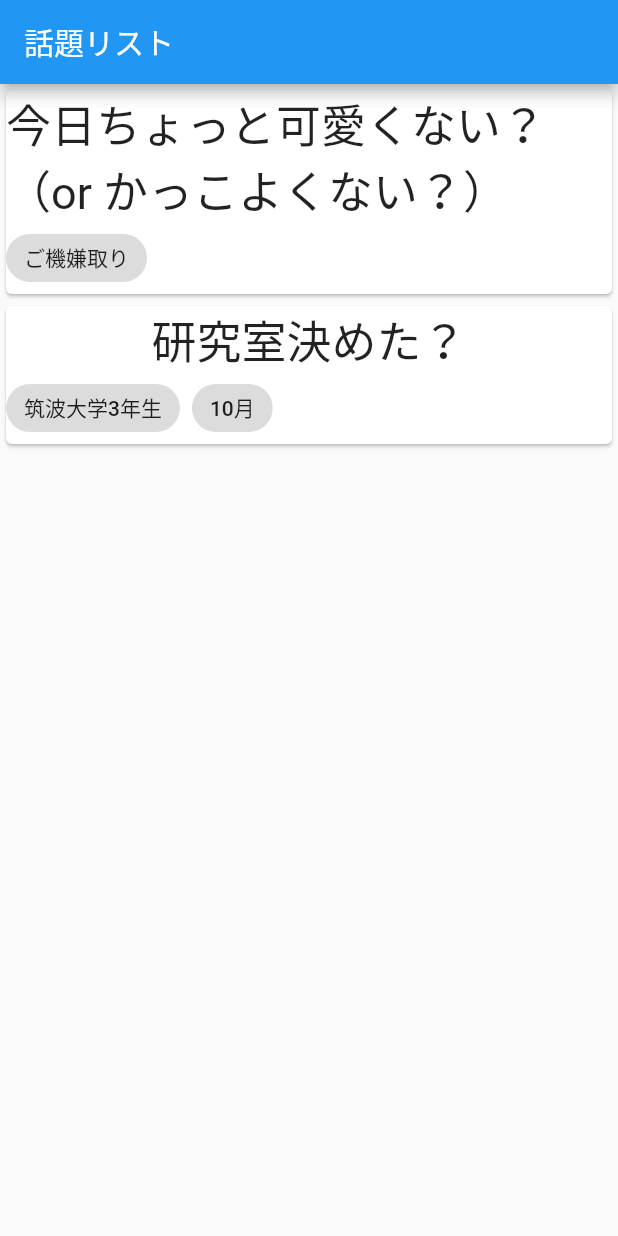
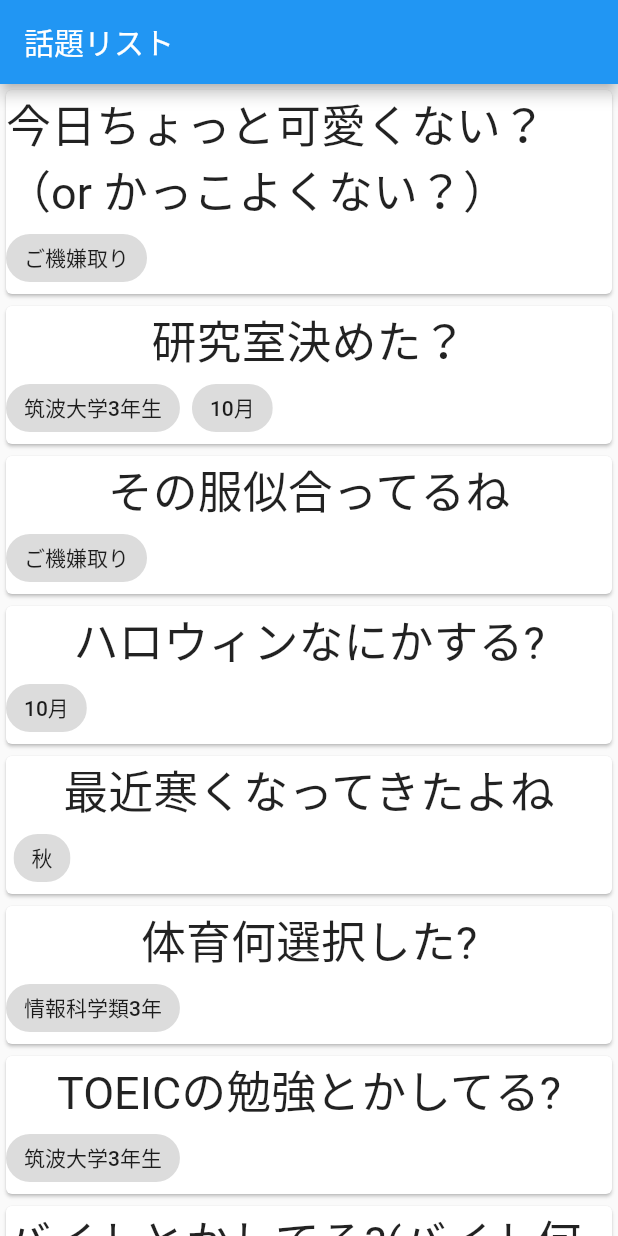
Before and after one commit to enpitut2020/hojorin-app, a Flutter app: the screen it shows after launch, on a phone screen of 412 x 824 dp. Run offline on Flutter 3.47's test engine with Material 2 defaults, Android fonts, the phone set to English and light mode, and no system bars.

Commit message:
Add topics

```diff
--- a/lib/main.dart
+++ b/lib/main.dart
@@ -15,8 +15,13 @@ class TopicListPage extends StatefulWidget{
 }
 
 class _TopicListPageState extends State<TopicListPage>{
-  List<Topic> _topics= [new Topic('今日ちょっと可愛くない？（or かっこよくない？）',['ご機嫌取り']),
-    new Topic('研究室決めた？',['筑波大学3年生','10月'])];
+  List<Topic> _topics = [
+    new Topic('今日ちょっと可愛くない？（or かっこよくない？）',['ご機嫌取り']),
+    new Topic('研究室決めた？',['筑波大学3年生','10月']),new Topic('その服似合ってるね',['ご機嫌取り']),
+    new Topic('ハロウィンなにかする?',['10月']), new Topic('最近寒くなってきたよね',['秋']),
+    new Topic('体育何選択した?',['情報科学類3年']), new Topic('TOEICの勉強とかしてる?',['筑波大学3年生']),
+    new Topic('バイトとかしてる?(バイト何してる?)',['初対面','学生'])
+  ];
   @override
   Widget build(BuildContext context){
     return MaterialApp(
```
